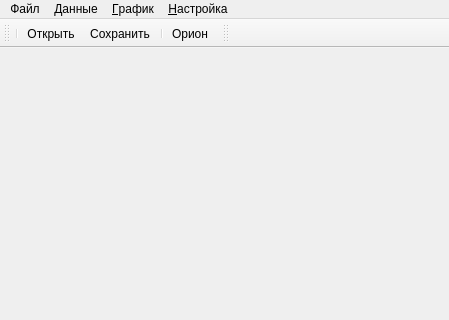
Old version of the form graphicsdoc.ui in the repository SukhoiRU/Graphics; both pictures show x 0 to 449 and y 0 to 320 of the 449 by 649 pixel window.
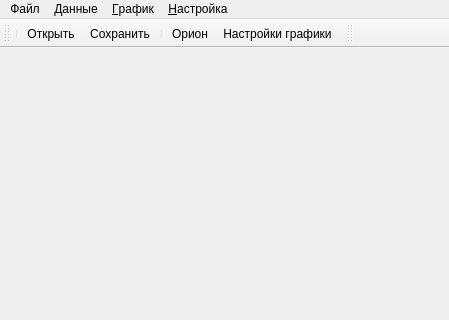
New version of the form. Icons and pictures are not drawn. Custom widgets are drawn as their Qt base class.

```diff
--- a/graphicsdoc.ui
+++ b/graphicsdoc.ui
@@ -163,6 +163,7 @@
    <addaction name="actionSave"/>
    <addaction name="separator"/>
    <addaction name="action_LoadOrion"/>
+   <addaction name="actionGraphSettings"/>
   </widget>
   <widget class="QStatusBar" name="statusBar"/>
   <widget class="QToolBar" name="toolBarPanel">
```
